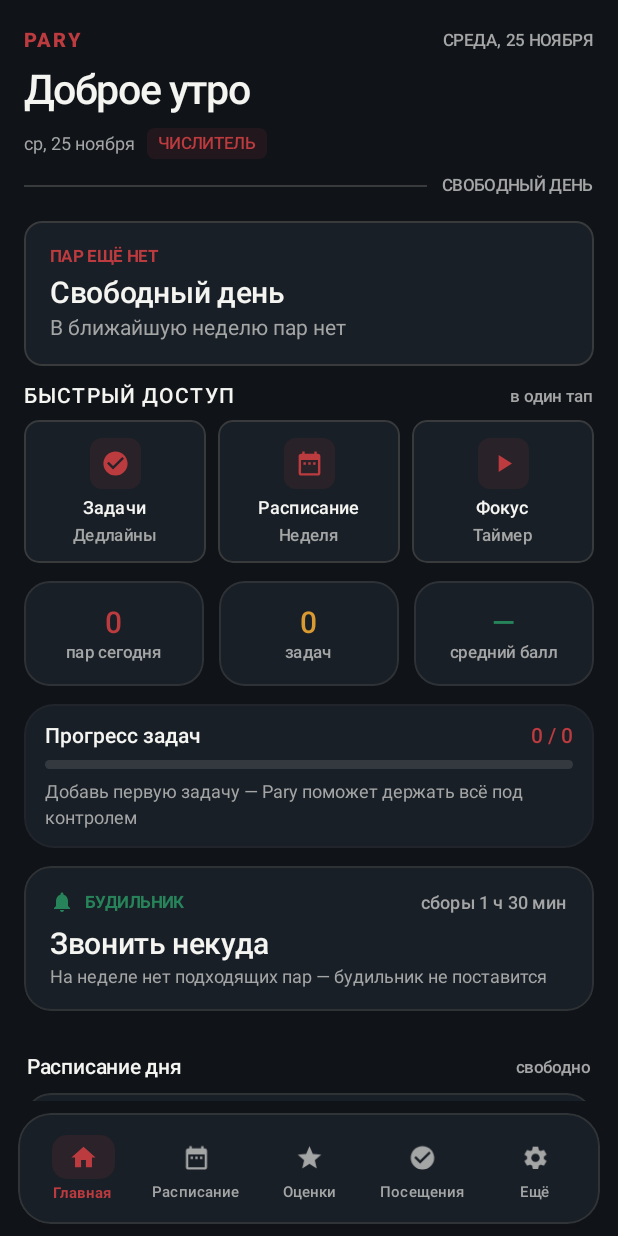
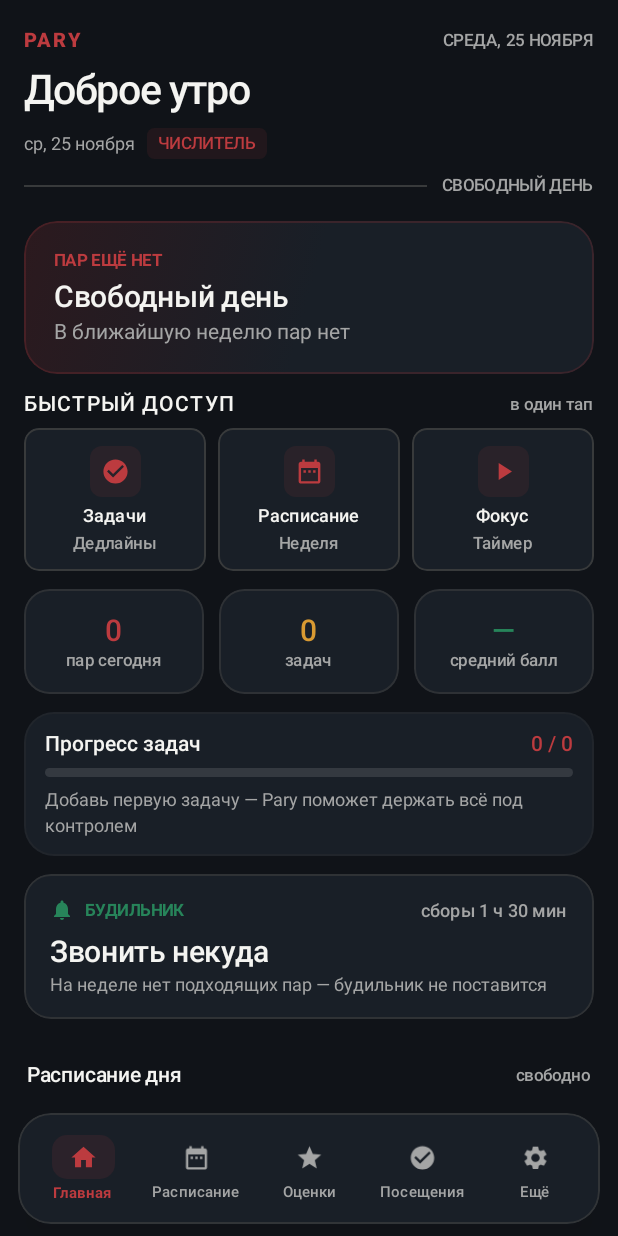
Before and after one commit to trololoshkacol-pixel/pary-android, an Android app built with Jetpack Compose: the screen it shows after launch (MainActivity), after a tap on "Пропустить", on a phone screen of 412 x 824 dp. Run offline under Robolectric (Android 15) with nearby library versions, the phone set to English and light mode, and no system bars; 1 statement that could not run was skipped.

Commit message:
design(home): elevate current lesson hero card

```diff
--- a/app/src/main/java/com/pary/app/ui/screens/TodayScreen.kt
+++ b/app/src/main/java/com/pary/app/ui/screens/TodayScreen.kt
@@ -428,14 +428,23 @@ private fun Header(today: LocalDate, day: List<Lesson>) {
 @Composable
 private fun Hero(cur: Lesson?, next: Lesson?, today: LocalDate, now: LocalDateTime) {
     val accent = MaterialTheme.colorScheme.primary
-    val shape = RoundedCornerShape(12.dp)
+    val shape = RoundedCornerShape(22.dp)
     Column(
         modifier = Modifier
             .fillMaxWidth()
             .clip(shape)
-            .background(MaterialTheme.colorScheme.surface)
-            .border(1.dp, MaterialTheme.colorScheme.outline, shape)
-            .padding(17.dp),
+            .background(
+                Brush.linearGradient(
+                    listOf(
+                        accent.copy(alpha = if (LocalExtra.current.isLight) 0.075f else 0.16f),
+                        MaterialTheme.colorScheme.surface,
+                        MaterialTheme.colorScheme.surface,
+                    ),
+                ),
+                shape,
+            )
+            .border(1.dp, accent.copy(alpha = 0.20f), shape)
+            .padding(20.dp),
     ) {
         when {
             cur != null -> {
```
